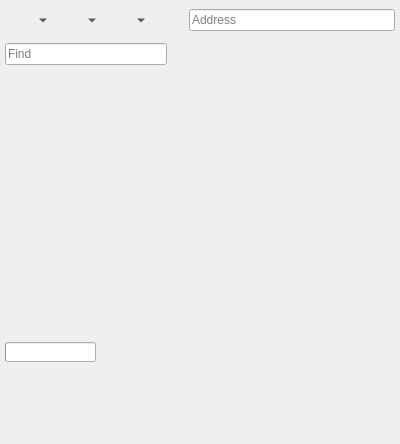
Above: 2.x/UI/dooble_page.ui from textbrowser/dooble before the change. Below: the same form after it.
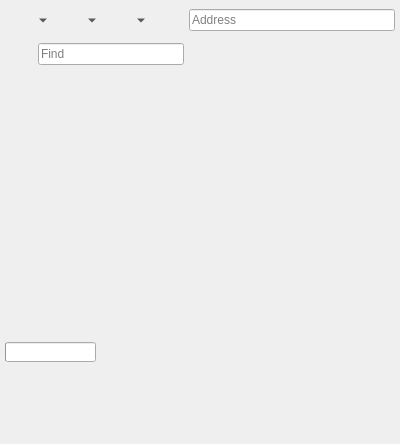
That is the form after the change. Custom widgets are drawn as their Qt base class.

Commit message: Page text discovery.

What changed in the file:
```diff
--- a/2.x/UI/dooble_page.ui
+++ b/2.x/UI/dooble_page.ui
@@ -158,6 +158,22 @@
       <property name="bottomMargin">
        <number>0</number>
       </property>
+      <item>
+       <widget class="QToolButton" name="find_stop">
+        <property name="text">
+         <string/>
+        </property>
+        <property name="iconSize">
+         <size>
+          <width>20</width>
+          <height>20</height>
+         </size>
+        </property>
+        <property name="autoRaise">
+         <bool>true</bool>
+        </property>
+       </widget>
+      </item>
       <item>
        <widget class="QLineEdit" name="find">
         <property name="placeholderText">
```
Left out of the diff: 1 changed line with no effect on the pictures. The commit also changes 6 other files.
